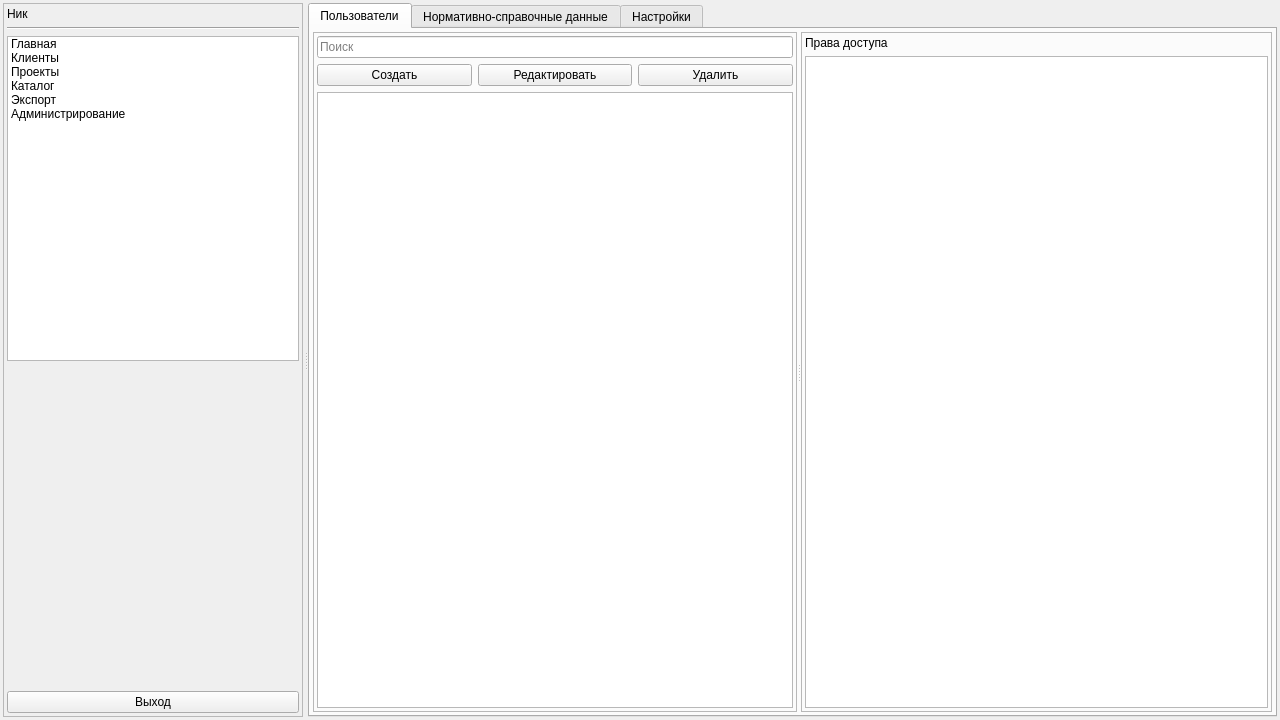
Above: mainwidget.ui from Dimand04/dp_isaeva before the change. Below: the same form after it.
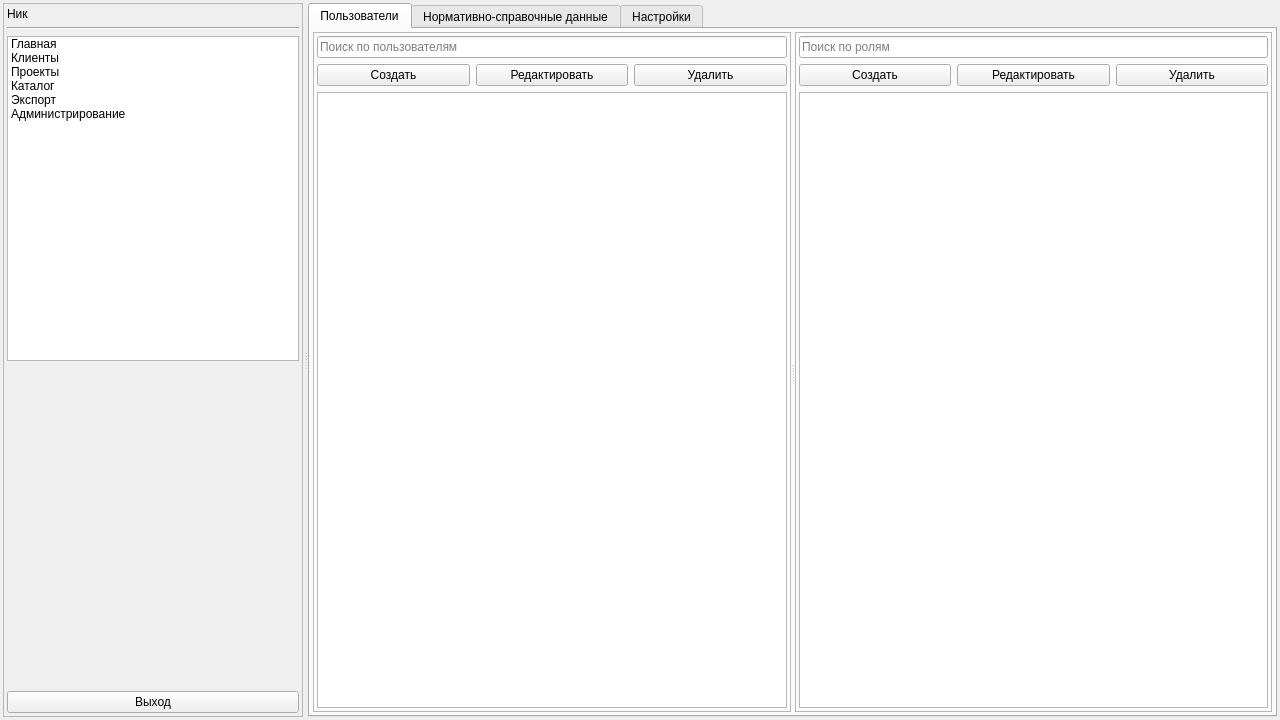
That is the form after the change. The open tabs and pages were chosen to show the change.

The edit to the form file:
```diff
--- a/mainwidget.ui
+++ b/mainwidget.ui
@@ -1399,37 +1399,37 @@
                 <property name="bottomMargin">
                  <number>3</number>
                 </property>
-                <item row="1" column="2">
-                 <widget class="QPushButton" name="pushButton_15">
-                  <property name="text">
-                   <string>Удалить</string>
-                  </property>
-                 </widget>
-                </item>
-                <item row="0" column="0" colspan="3">
-                 <widget class="QLineEdit" name="lineEdit_13">
-                  <property name="placeholderText">
-                   <string>Поиск</string>
-                  </property>
-                 </widget>
-                </item>
-                <item row="1" column="1">
-                 <widget class="QPushButton" name="pushButton_14">
-                  <property name="text">
-                   <string>Редактировать</string>
-                  </property>
-                 </widget>
-                </item>
-                <item row="1" column="0">
-                 <widget class="QPushButton" name="pushButton_13">
-                  <property name="text">
-                   <string>Создать</string>
-                  </property>
-                 </widget>
-                </item>
                 <item row="4" column="0" colspan="3">
                  <widget class="QListWidget" name="lw_admin_users"/>
                 </item>
+                <item row="0" column="0" colspan="3">
+                 <widget class="QLineEdit" name="le_adminUserSearch">
+                  <property name="placeholderText">
+                   <string>Поиск по пользователям</string>
+                  </property>
+                 </widget>
+                </item>
+                <item row="1" column="0">
+                 <widget class="QPushButton" name="pushButton_13">
+                  <property name="text">
+                   <string>Создать</string>
+                  </property>
+                 </widget>
+                </item>
+                <item row="1" column="2">
+                 <widget class="QPushButton" name="pushButton_15">
+                  <property name="text">
+                   <string>Удалить</string>
+                  </property>
+                 </widget>
+                </item>
+                <item row="1" column="1">
+                 <widget class="QPushButton" name="pushButton_14">
+                  <property name="text">
+                   <string>Редактировать</string>
+                  </property>
+                 </widget>
+                </item>
                </layout>
               </widget>
               <widget class="QFrame" name="frame_15">
@@ -1452,15 +1452,36 @@
                 <property name="bottomMargin">
                  <number>3</number>
                 </property>
-                <item row="0" column="0">
-                 <widget class="QLabel" name="label_27">
+                <item row="1" column="1">
+                 <widget class="QPushButton" name="pushButton_10">
                   <property name="text">
-                   <string>Права доступа</string>
+                   <string>Редактировать</string>
                   </property>
                  </widget>
                 </item>
                 <item row="1" column="0">
-                 <widget class="QListWidget" name="lw_admin_permissions"/>
+                 <widget class="QPushButton" name="pushButton_9">
+                  <property name="text">
+                   <string>Создать</string>
+                  </property>
+                 </widget>
+                </item>
+                <item row="1" column="2">
+                 <widget class="QPushButton" name="pushButton_11">
+                  <property name="text">
+                   <string>Удалить</string>
+                  </property>
+                 </widget>
+                </item>
+                <item row="0" column="0" colspan="3">
+                 <widget class="QLineEdit" name="le_adminRoleSearch">
+                  <property name="placeholderText">
+                   <string>Поиск по ролям</string>
+                  </property>
+                 </widget>
+                </item>
+                <item row="2" column="0" colspan="3">
+                 <widget class="QListWidget" name="lw_admin_roles"/>
                 </item>
                </layout>
               </widget>
```
Left out of the diff: 8 changed lines with no effect on the pictures.
